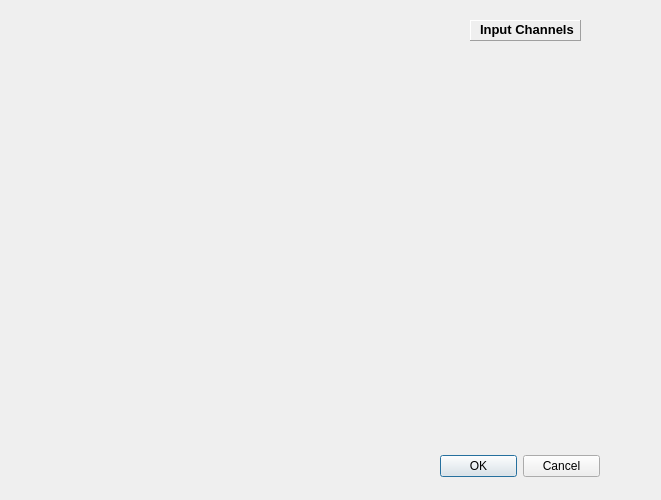
The window that src/gui/InputChannelDlg.ui (CompEphys-team/stdpc) describes before a commit, drawn with Qt 5.
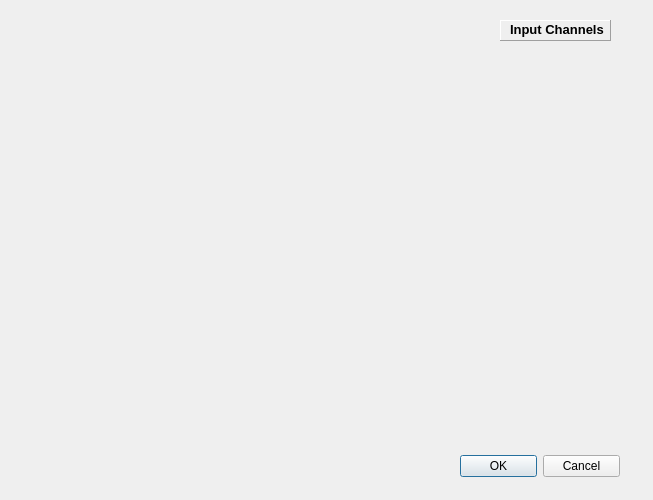
The same window after the commit.

Patch:
```diff
--- a/src/gui/InputChannelDlg.ui
+++ b/src/gui/InputChannelDlg.ui
@@ -6,7 +6,7 @@
    <rect>
     <x>0</x>
     <y>0</y>
-    <width>661</width>
+    <width>653</width>
     <height>500</height>
    </rect>
   </property>
@@ -16,7 +16,7 @@
   <widget class="QDialogButtonBox" name="buttonBox">
    <property name="geometry">
     <rect>
-     <x>440</x>
+     <x>460</x>
      <y>450</y>
      <width>160</width>
      <height>32</height>
@@ -32,7 +32,7 @@
   <widget class="QFrame" name="frame">
    <property name="geometry">
     <rect>
-     <x>470</x>
+     <x>500</x>
      <y>20</y>
      <width>111</width>
      <height>21</height>
```
